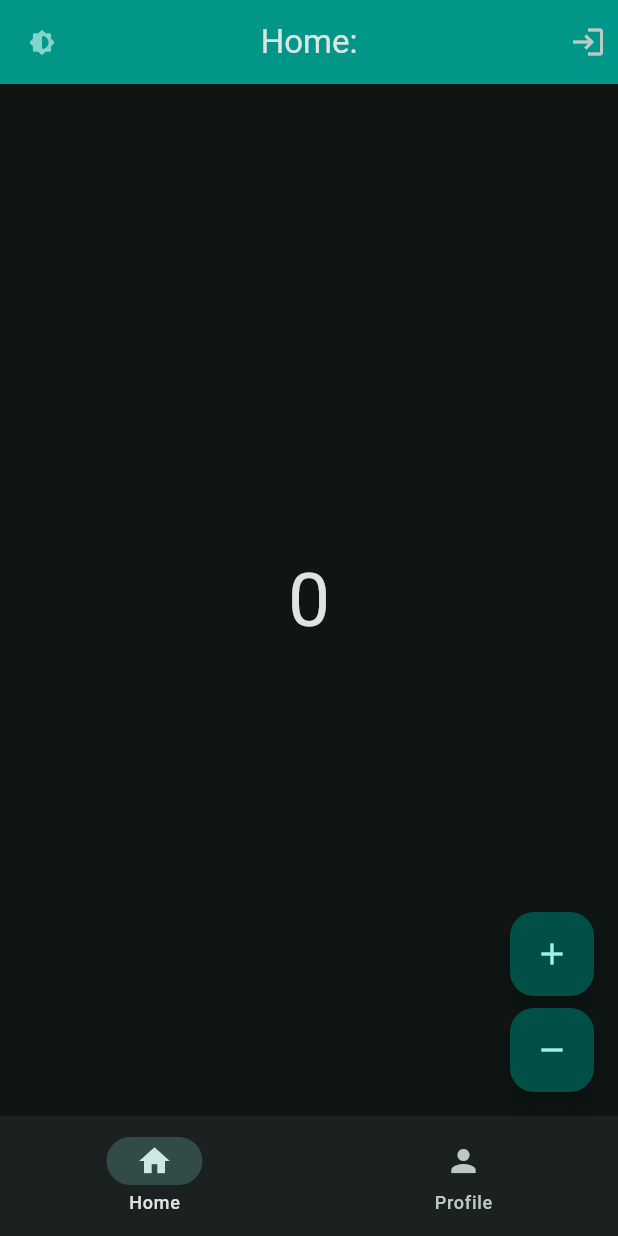
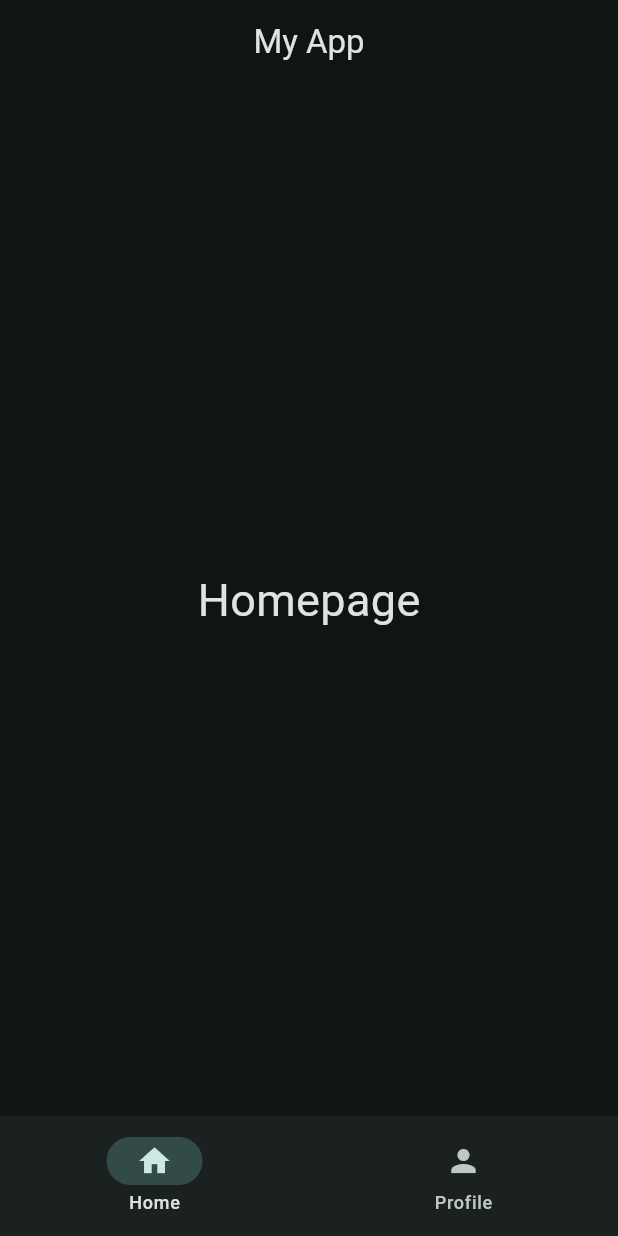
Before and after one commit to TheGreedyGoat/flutter_lesson_1, a Flutter app: the screen it shows after launch, on a phone screen of 412 x 824 dp. Run offline on Flutter 3.47's test engine with Material 3 defaults, Android fonts, the phone set to English and light mode, and no system bars.

Commit message:
stateless widget tree, Value Notifiers for communication between widgets

```diff
--- /dev/null
+++ b/lib/data/notifiers.dart
@@ -0,0 +1,13 @@
+// ValueNotifier
+// ValueListenableBuilder
+
+import 'package:flutter/material.dart';
+
+ValueNotifier<int> selectedPageNotifier = ValueNotifier(0);
+
+
+// ValueListenableBuilder(
+//       valueListenable: selectedPageNotifier,     //? Notifier
+//       builder: (context, selectedPage, child) {  //? onChange callback
+//       }
+//     }
--- a/lib/main.dart
+++ b/lib/main.dart
@@ -1,6 +1,30 @@
-// import 'package:flutter/material.dart';
+import 'package:flutter/material.dart';
 import 'package:flutter_lesson_1/matApp_scaffold_stateless.dart';
+import 'package:flutter_lesson_1/views/widget_tree.dart';
 
 void main() {
-  myMain();
+  runApp(const MyApp());
 }
+
+class MyApp extends StatefulWidget {
+  const MyApp({super.key});
+
+  @override
+  State<MyApp> createState() => _MyAppState();
+}
+
+class _MyAppState extends State<MyApp> {
+  bool isDarkmode = true;
+  @override
+  Widget build(BuildContext context) {
+    return MaterialApp(
+      theme: ThemeData(
+        colorScheme: ColorScheme.fromSeed(
+          seedColor: Colors.teal,
+          brightness: isDarkmode ? Brightness.dark : Brightness.light,
+        ),
+      ),
+      home: WidgetTree(),
+    );
+  }
+}
--- /dev/null
+++ b/lib/views/pages/home_page.dart
@@ -0,0 +1,15 @@
+import 'package:flutter/material.dart';
+
+class HomePage extends StatefulWidget {
+  const HomePage({super.key});
+
+  @override
+  State<HomePage> createState() => _HomePageState();
+}
+
+class _HomePageState extends State<HomePage> {
+  @override
+  Widget build(BuildContext context) {
+    return Center(child: Text('Homepage', style: TextStyle(fontSize: 30)));
+  }
+}
--- /dev/null
+++ b/lib/views/widget_tree.dart
@@ -0,0 +1,32 @@
+import 'package:flutter/material.dart';
+import 'package:flutter_lesson_1/data/notifiers.dart';
+import 'package:flutter_lesson_1/views/widgets/navbar_widget.dart';
+import 'package:flutter_lesson_1/views/pages/home_page.dart';
+import 'package:flutter_lesson_1/views/pages/profile_page.dart';
+
+List<Widget> pages = [HomePage(), ProfilePage()];
+
+class WidgetTree extends StatelessWidget {
+  const WidgetTree({super.key});
+
+  @override
+  Widget build(BuildContext context) {
+    return Scaffold(
+      appBar: AppBar(title: Center(child: Text('My App'))),
+      body: ValueListenableBuilder(
+        valueListenable: selectedPageNotifier,
+        builder: (context, selectedPage, child) {
+          return pages[selectedPage];
+        },
+      ),
+      bottomNavigationBar: NavbarWidget(),
+    );
+  }
+
+  void onNavSelection(int index) {
+    assert(
+      index >= 0 && index < pages.length,
+      '$index is not a valid page index!',
+    );
+  }
+}
--- /dev/null
+++ b/lib/views/widgets/navbar_widget.dart
@@ -0,0 +1,27 @@
+import 'package:flutter/material.dart';
+import 'package:flutter_lesson_1/data/notifiers.dart';
+
+class NavbarWidget extends StatelessWidget {
+  const NavbarWidget({super.key});
+
+  @override
+  Widget build(BuildContext context) {
+    //==========VALUE LISTENABLE BUILDER================//
+
+    return ValueListenableBuilder(
+      valueListenable: selectedPageNotifier,
+      builder: (context, selectedPage, child) {
+        return NavigationBar(
+          destinations: [
+            NavigationDestination(icon: Icon(Icons.home), label: 'Home'),
+            NavigationDestination(icon: Icon(Icons.person), label: 'Profile'),
+          ],
+          onDestinationSelected: (int value) {
+            selectedPageNotifier.value = value;
+          },
+          selectedIndex: selectedPage, //? wich destination is selected
+        );
+      },
+    );
+  }
+}
```
Also changed, not shown: lib/matApp_scaffold_stateless.dart (+1 -79 lines), lib/views/pages/page_body.dart (added, +20 -0 lines), lib/views/pages/profile_page.dart (added, +15 -0 lines).
